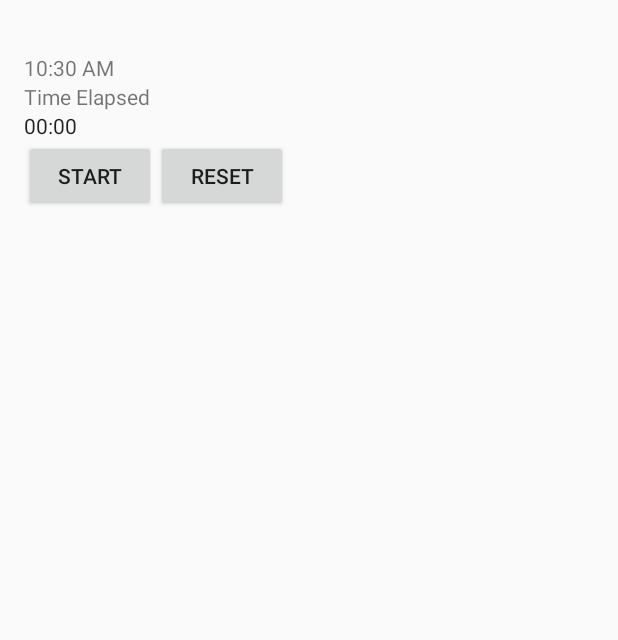
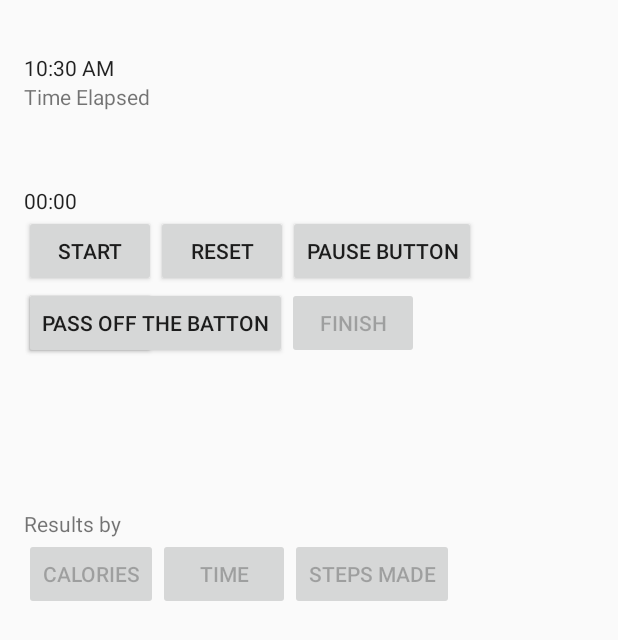
Before and after one commit to SuperBigL/AndroidFinalProject1, an Android app: the screen it shows after launch (FinalProjectActivity), on a phone screen of 412 x 824 dp. Shown: the top 640 px of the screen. Run offline under Robolectric (Android 15) with nearby library versions, the phone set to English and light mode, and no system bars.

Commit message:
Finished the design of the stopwatch xml file. Now I gotta finish the registration and the graphs

```diff
--- a/app/src/main/java/leban/nait/ca/finalproject/FinalProjectActivity.java
+++ b/app/src/main/java/leban/nait/ca/finalproject/FinalProjectActivity.java
@@ -11,20 +11,39 @@ import android.view.MenuItem;
 import android.widget.AdapterView;
 import android.widget.ArrayAdapter;
 import android.widget.Button;
+import android.widget.Chronometer;
+import android.widget.DigitalClock;
 import android.widget.EditText;
 import android.widget.Spinner;
+import android.widget.TextClock;
 
 import java.util.Date;
+import java.util.zip.CRC32;
 
 public class FinalProjectActivity extends AppCompatActivity implements View.OnClickListener, AdapterView.OnItemSelectedListener {
+    Chronometer chrono;
+    TextClock clock;
+    Button startButton, passButton, pauseButton, stopButton, caloriesButton, timesButton, stepsButton, finishButton;
+    boolean resume = false;
 
     @Override
     protected void onCreate(Bundle savedInstanceState) {
         super.onCreate(savedInstanceState);
         setContentView(R.layout.content_final_project);
-        EditText weight = (EditText)findViewById(R.id.dayweight);
-        Button submit = (Button)findViewById(R.id.submit);
-        submit.setOnClickListener(this);
+        clock = (TextClock) findViewById(R.id.currenttime);
+        startButton = (Button) findViewById(R.id.startbutton);
+        passButton = (Button) findViewById(R.id.passoff);
+        pauseButton = (Button) findViewById(R.id.pausebutton);
+        stopButton = (Button) findViewById(R.id.stopbutton);
+        caloriesButton = (Button) findViewById(R.id.viewbycalories);
+        timesButton = (Button) findViewById(R.id.viewbytime);
+        stepsButton = (Button) findViewById(R.id.viewbysteps);
+        finishButton = (Button) findViewById(R.id.finishbutton);
+
+        caloriesButton.setEnabled(false);
+        timesButton.setEnabled(false);
+        stepsButton.setEnabled(false);
+        finishButton.setEnabled(false);
 
 
 
--- a/app/src/main/res/layout/content_final_project.xml
+++ b/app/src/main/res/layout/content_final_project.xml
@@ -20,8 +20,7 @@
         android:layout_alignParentTop="true" />
 
 
-
-    <DigitalClock
+    <TextClock
      android:id="@+id/currenttime"
      android:layout_width="wrap_content"
      android:layout_height="wrap_content"
@@ -39,6 +38,7 @@
         android:layout_width="wrap_content"
         android:layout_height="wrap_content"
         android:id="@+id/chrono"
+        android:paddingTop="50dp"
         android:layout_below="@id/chronotext"/>
 
 
@@ -48,7 +48,8 @@
         android:layout_height="wrap_content"
         android:id="@+id/startbutton"
         android:text="Start"
-        android:layout_below="@id/chrono"/>
+        android:layout_below="@id/chrono"
+        android:onClick="onClick" />
 
     <Button
         android:layout_width="wrap_content"
@@ -56,9 +57,79 @@
         android:id="@+id/resetbutton"
         android:text="Reset"
         android:layout_toRightOf="@id/startbutton"
+        android:onClick="onClick"
         android:layout_below="@id/chrono"/>
 
+    <Button
+        android:layout_width="wrap_content"
+        android:layout_height="wrap_content"
+        android:id="@+id/stopbutton"
+        android:text="Stop"
+        android:onClick="onClick"
+        android:layout_below="@id/startbutton" />
 
+    <Button
+        android:layout_width="wrap_content"
+        android:layout_height="wrap_content"
+        android:id="@+id/pausebutton"
+        android:text="Pause Button"
+        android:layout_toRightOf="@id/resetbutton"
+        android:onClick="onClick"
+        android:layout_below="@id/chrono" />
+
+    <Button
+        android:layout_width="wrap_content"
+        android:layout_height="wrap_content"
+        android:id="@+id/passoff"
+        android:text="Pass off the Batton"
+        android:layout_below="@id/startbutton"
+        android:onClick="onClick" />
+
+    <Button
+        android:layout_width="wrap_content"
+        android:layout_height="wrap_content"
+        android:id="@+id/finishbutton"
+        android:text="Finish"
+        android:layout_toRightOf="@id/passoff"
+        android:layout_below="@id/startbutton" />
+
+
+    <TextView
+        android:layout_width="wrap_content"
+        android:layout_height="wrap_content"
+        android:text="Results by"
+        android:layout_below="@id/passoff"
+        android:id="@+id/resultstext"
+        android:textAlignment="gravity"
+        android:paddingTop="100dp" />
+
+
+    <Button
+        android:layout_width="wrap_content"
+        android:layout_height="wrap_content"
+        android:id="@+id/viewbycalories"
+        android:text="Calories"
+        android:layout_below="@id/resultstext"
+        android:layout_toRightOf="@id/viewbycalories"
+        android:onClick="onClick" />
+
+    <Button
+        android:layout_width="wrap_content"
+        android:layout_height="wrap_content"
+        android:id="@+id/viewbytime"
+        android:text="Time"
+        android:layout_toRightOf="@id/viewbycalories"
+        android:layout_below="@id/resultstext"
+        android:onClick="onClick" />
+
+    <Button
+        android:layout_width="wrap_content"
+        android:layout_height="wrap_content"
+        android:id="@+id/viewbysteps"
+        android:text="Steps Made"
+        android:layout_toRightOf="@id/viewbytime"
+        android:layout_below="@id/resultstext"
+        android:onClick="onClick" />
 
 
 </RelativeLayout>
```
Also changed, not shown: app/src/main/res/layout/registerplayers.xml (added, +57 -0 lines).
